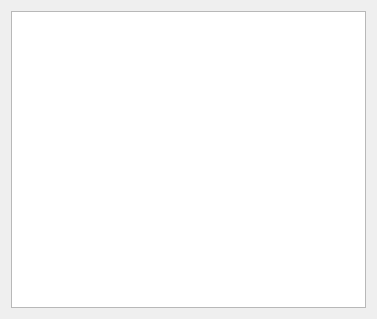
Before: the Qt Designer form logfileread.ui in verbkinm/esp8266-server, drawn with Qt 5.
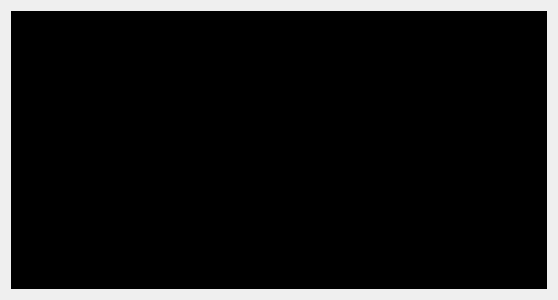
After: the same form once the commit is applied. Icons and pictures are not drawn.

```diff
--- a/logfileread.ui
+++ b/logfileread.ui
@@ -6,16 +6,32 @@
    <rect>
     <x>0</x>
     <y>0</y>
-    <width>377</width>
-    <height>319</height>
+    <width>558</width>
+    <height>300</height>
    </rect>
   </property>
+  <property name="minimumSize">
+   <size>
+    <width>558</width>
+    <height>300</height>
+   </size>
+  </property>
+  <property name="maximumSize">
+   <size>
+    <width>558</width>
+    <height>300</height>
+   </size>
+  </property>
   <property name="windowTitle">
    <string>Лог файл</string>
   </property>
   <layout class="QHBoxLayout" name="horizontalLayout">
    <item>
     <widget class="QTextEdit" name="textEdit">
+     <property name="styleSheet">
+      <string notr="true">background-color: rgb(0, 0, 0);
+color: rgb(31, 193, 31);</string>
+     </property>
      <property name="autoFormatting">
       <set>QTextEdit::AutoAll</set>
      </property>
```
Left out of the diff: 10 changed lines with no effect on the pictures.
